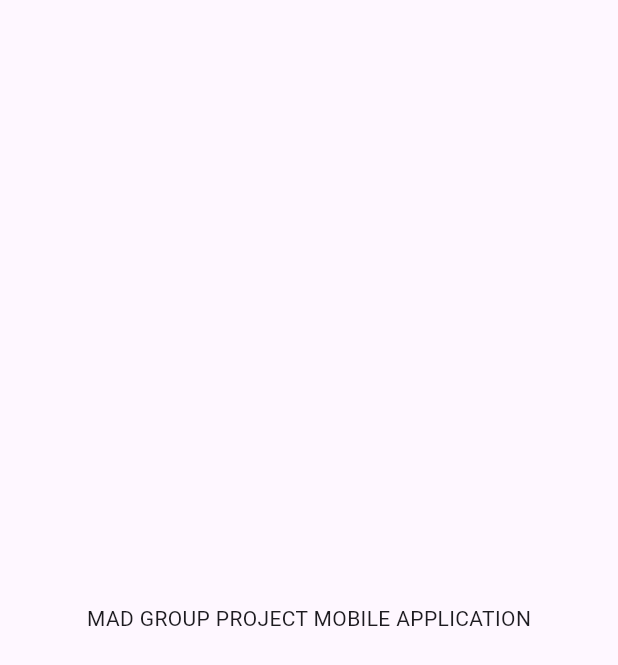
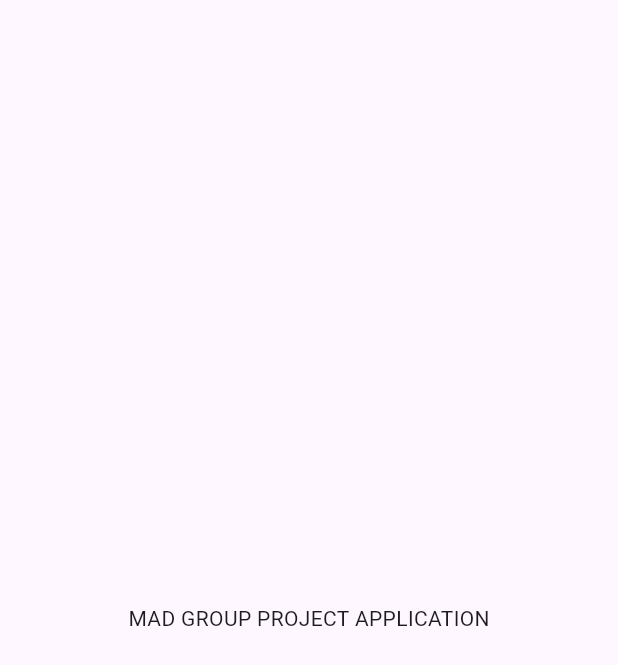
Before and after one commit to akifiz/Grp-Project-ABC-MAD-, a Flutter app: the screen it shows after launch, on a phone screen of 412 x 824 dp. Shown: the top 665 px of the screen. Run offline on Flutter 3.47's test engine with Material 3 defaults, Android fonts, the phone set to English and light mode, and no system bars.

Commit message:
asdfasdf adsfasd

```diff
--- a/abcmobileapp/lib/main.dart
+++ b/abcmobileapp/lib/main.dart
@@ -13,7 +13,7 @@ class MainApp extends StatelessWidget {
     return const MaterialApp(
       home: Scaffold(
         body: Center(
-          child: Text('MAD GROUP PROJECT MOBILE APPLICATION'),
+          child: Text('MAD GROUP PROJECT APPLICATION'),
         ),
       ),
     );
```
